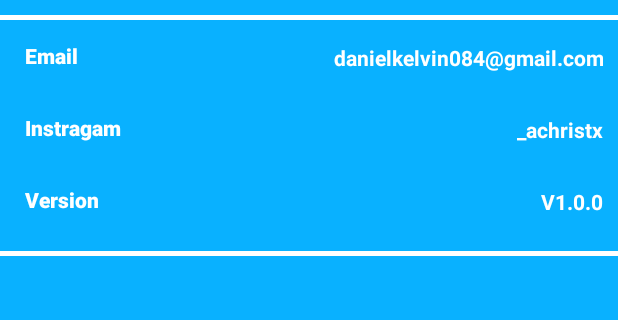
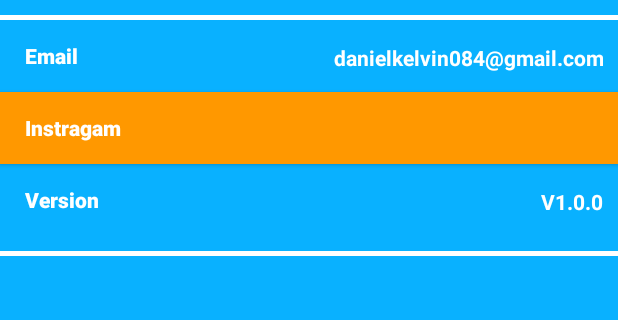
Before and after one commit to danielkelvin1/Aplikasi-Shop-Ihh, an Android app: the infoActivity screen opened directly, with no data from a screen before it, after a tap on "Instragam", on a phone screen of 412 x 824 dp, the part 285-605 px from its top. Run offline under Robolectric (Android 15) with nearby library versions, the phone set to English and light mode, and no system bars.

Commit message:
fix final final

```diff
--- a/app/src/main/java/com/example/shopihh/Home/InfoAcount/infoActivity.java
+++ b/app/src/main/java/com/example/shopihh/Home/InfoAcount/infoActivity.java
@@ -73,7 +73,7 @@ public class infoActivity extends AppCompatActivity implements View.OnClickListe
                     btn_Email.setBackgroundColor(getColor(R.color.orange));
                     break;
                 case R.id.btnInfo_Instragam:
-                    btn_Email.setBackgroundColor(getColor(R.color.orange));
+                    btn_Instragam.setBackgroundColor(getColor(R.color.orange));
                     break;
             }
         }
```
